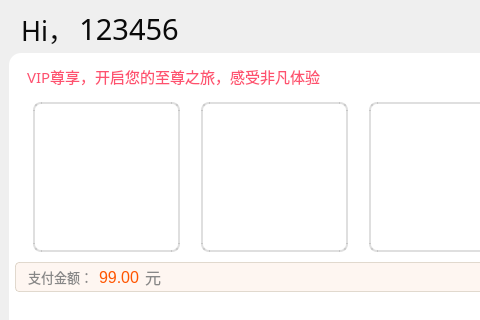
Old version of the form Ui_Activities.ui in the repository YangShengzhou03/LeafAutoFly; both pictures show x 0 to 480 and y 0 to 320 of the 960 by 600 pixel window.
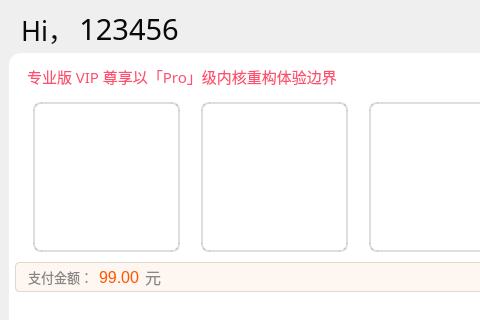
New version of the form. Icons and pictures are not drawn.

```diff
--- a/Ui_Activities.ui
+++ b/Ui_Activities.ui
@@ -289,7 +289,7 @@
 }</string>
                 </property>
                 <property name="text">
-                 <string>VIP尊享，开启您的至尊之旅，感受非凡体验</string>
+                 <string>专业版 VIP 尊享以「Pro」级内核重构体验边界</string>
                 </property>
                </widget>
               </item>
```
